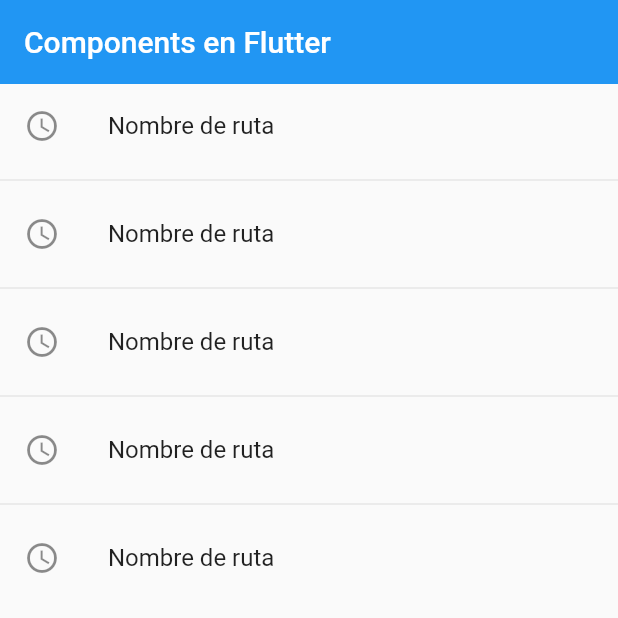
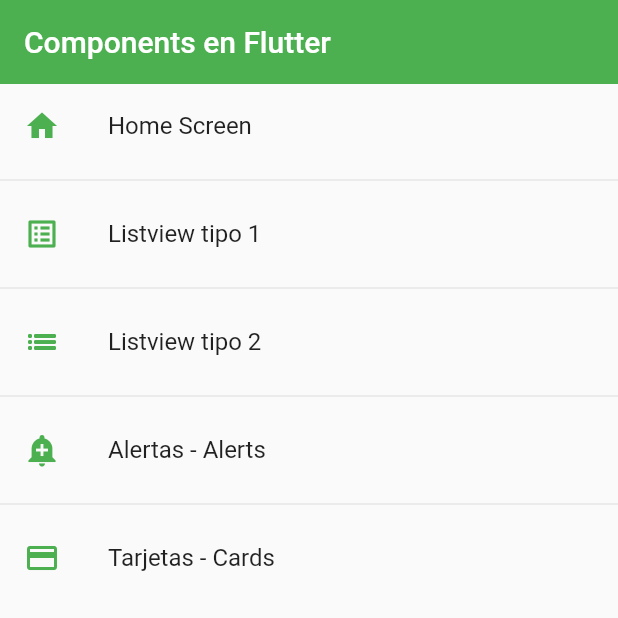
Before and after one commit to Anastasiia88Z/fl_components, a Flutter app: the screen it shows after launch, on a phone screen of 412 x 824 dp, the top half of it. Run offline on Flutter 3.47's test engine with Material 2 defaults, Android fonts, the phone set to English and light mode, and no system bars.

Commit message:
add theme

```diff
--- a/flutter_application_1/lib/main.dart
+++ b/flutter_application_1/lib/main.dart
@@ -1,8 +1,9 @@
 import 'package:flutter/material.dart';
 
 import 'package:flutter_application_1/router/app_routes.dart';
+import 'package:flutter_application_1/theme/app_theme.dart';
 
-void main() => runApp(MyApp());
+void main() => runApp(const MyApp());
 
 class MyApp extends StatelessWidget {
   const MyApp({Key? key}) : super(key: key);
@@ -15,6 +16,8 @@ class MyApp extends StatelessWidget {
       initialRoute: AppRoutes.initialRoute,
       routes: AppRoutes.getAppRoutes(),
       onGenerateRoute: AppRoutes.onGenerateRoute,
+      theme: AppTheme.lightTheme,
+      //theme: AppTheme.darkTheme,
     );
   }
 }
--- a/flutter_application_1/lib/models/menu_option.dart
+++ b/flutter_application_1/lib/models/menu_option.dart
@@ -1,6 +1,4 @@
-import 'package:flutter/cupertino.dart';
-
-import 'package:flutter/material.dart' show IconData;
+import 'package:flutter/material.dart' show IconData, Widget;
 
 class MenuOption {
   final String route;
--- a/flutter_application_1/lib/router/app_routes.dart
+++ b/flutter_application_1/lib/router/app_routes.dart
@@ -1,5 +1,3 @@
-import 'package:flutter/material.dart';
-
 import 'package:flutter/material.dart';
 
 import 'package:flutter_application_1/models/models.dart';
@@ -11,7 +9,7 @@ class AppRoutes {
   static final menuOptions = <MenuOption>[
     MenuOption(
         route: 'home',
-        name: 'HomeScreen',
+        name: 'Home Screen',
         screen: const HomeScreen(),
         icon: Icons.home),
     MenuOption(
@@ -31,7 +29,7 @@ class AppRoutes {
         icon: Icons.add_alert),
     MenuOption(
         route: 'card',
-        name: 'Tarjetas -Cards',
+        name: 'Tarjetas - Cards',
         screen: const CardScreen(),
         icon: Icons.credit_card),
   ];
--- a/flutter_application_1/lib/screens/home_screen.dart
+++ b/flutter_application_1/lib/screens/home_screen.dart
@@ -1,28 +1,35 @@
 import 'package:flutter/material.dart';
+
 import 'package:flutter_application_1/router/app_routes.dart';
+import 'package:flutter_application_1/theme/app_theme.dart';
 
 class HomeScreen extends StatelessWidget {
   const HomeScreen({Key? key}) : super(key: key);
 
   @override
   Widget build(BuildContext context) {
+    final menuOptions = AppRoutes.menuOptions;
+
     return Scaffold(
         appBar: AppBar(
           title: const Text('Components en Flutter'),
-          elevation: 0,
+          //elevation: 0,
         ),
         body: ListView.separated(
-            itemBuilder: (context, index) => ListTile(
-                leading: const Icon(Icons.access_time_sharp),
-                title: const Text('Nombre de ruta'),
+            itemBuilder: (context, i) => ListTile(
+                leading: Icon(
+                  menuOptions[i].icon,
+                  color: AppTheme.primary,
+                ),
+                title: Text(menuOptions[i].name),
                 onTap: () {
                   //final route = MaterialPageRoute(
                   //builder: (context) => const Listview1Screen());
                   //Navigator.push(context, route); navigtor tiene una flecha de retorno
                   //Navigator.pushReplacement(context, route);   navigator no tiene una flecha de retorno
-                  Navigator.pushNamed(context, 'alert');
+                  Navigator.pushNamed(context, menuOptions[i].route);
                 }),
             separatorBuilder: (_, __) => const Divider(),
-            itemCount: AppRoutes.menuOptions.length));
+            itemCount: menuOptions.length));
   }
 }
--- a/flutter_application_1/lib/screens/listview2_screen.dart
+++ b/flutter_application_1/lib/screens/listview2_screen.dart
@@ -15,8 +15,8 @@ class Listview2Screen extends StatelessWidget {
     return Scaffold(
       appBar: AppBar(
         title: const Text('Listview Tipo 2'),
-        backgroundColor: Colors.lightGreenAccent,
-        elevation: 0,
+        //backgroundColor: Colors.lightGreenAccent,
+        //elevation: 0,
       ),
       body: ListView.separated(
           itemBuilder: (context, i) => ListTile(
@@ -25,11 +25,11 @@ class Listview2Screen extends StatelessWidget {
                   Icons.arrow_forward_ios_outlined,
                   color: Colors.lightGreenAccent,
                 ),
-                onTap: () {
-                  final game = options[i];
-                  print(game);
-                },
-                //onTap:null,
+                //onTap: () {
+                //final game = options[i];
+                //print(game);
+                //},
+                onTap: null,
               ),
           separatorBuilder: (_, __) => const Divider(),
           itemCount: options.length),
--- /dev/null
+++ b/flutter_application_1/lib/theme/app_theme.dart
@@ -0,0 +1,22 @@
+import 'package:flutter/material.dart';
+
+class AppTheme {
+  static const Color primary = Colors.green;
+
+  static final ThemeData lightTheme = ThemeData.light().copyWith(
+      //Color primario
+      primaryColor: Colors.lime,
+
+      //AppBar Theme
+      appBarTheme: const AppBarTheme(color: primary, elevation: 0));
+
+  static final ThemeData darkTheme = ThemeData.dark().copyWith(
+    //Color primario
+    primaryColor: Colors.lime,
+
+    //AppBar Theme
+    appBarTheme: const AppBarTheme(color: primary, elevation: 0),
+
+    scaffoldBackgroundColor: Colors.black,
+  );
+}
```
